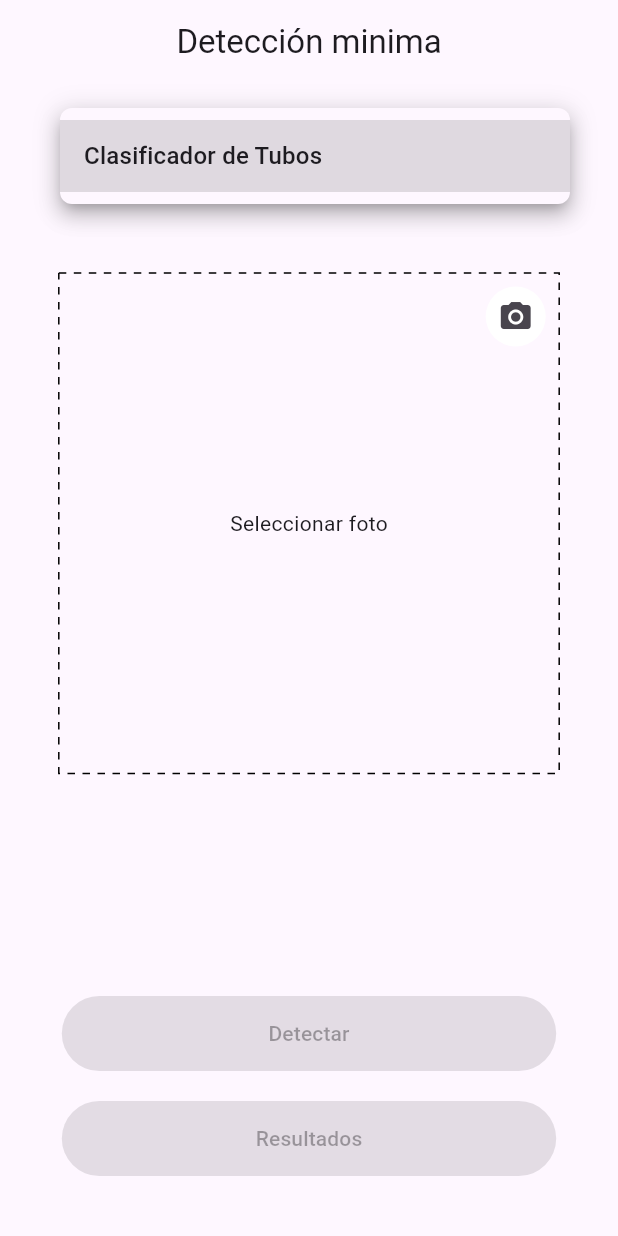
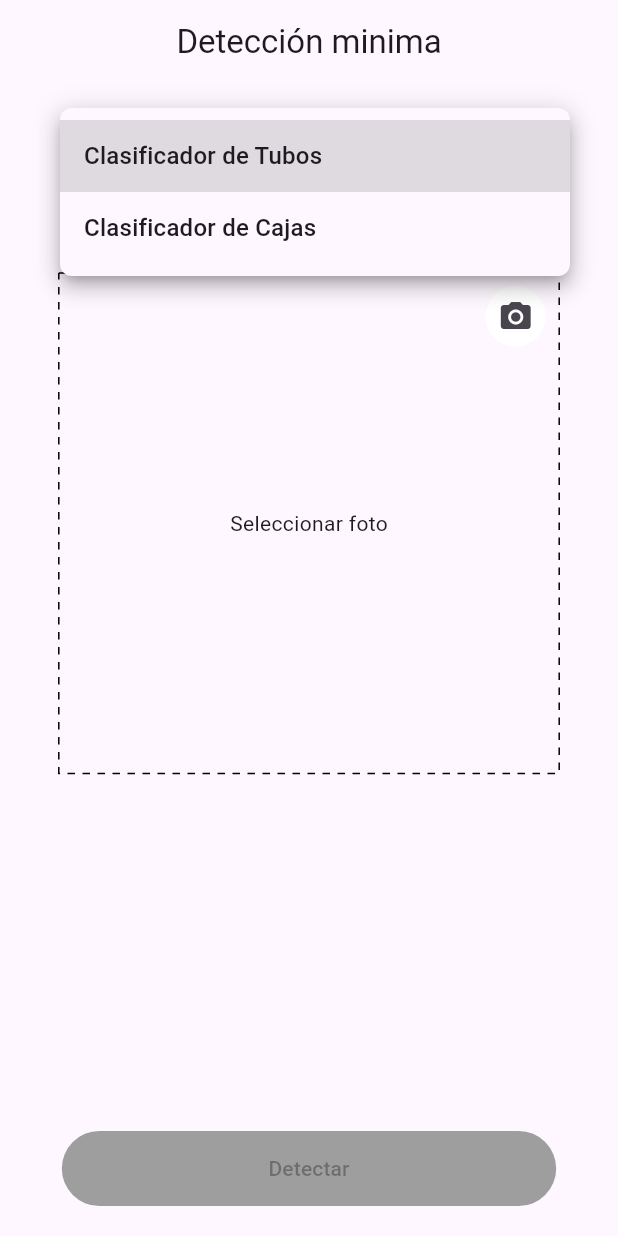
Before and after one commit to IsselCode/domina_yolo_en_flutter, a Flutter app: the screen it shows after launch, after a tap on "Selecciona un modelo", on a phone screen of 412 x 824 dp. Run offline on Flutter 3.47's test engine with Material 3 defaults, Android fonts, the phone set to English and light mode, and no system bars; drawn by our look-alikes of dotted_border; our stand-ins replace firebase_core, image_picker; missing offline and left inert: ultralytics_yolo; accounts and stored records are empty; generated files the repository leaves out were written again.

Commit message:
Cambiar de módelo dinamicamente

```diff
--- a/lib/core/app/consts.dart
+++ b/lib/core/app/consts.dart
@@ -2,6 +2,10 @@ enum TensorflowModel {
   pipes(
     nombre: "Clasificador de Tubos",
     asset: "tubos_float16",
+  ),
+  boxes(
+  nombre: "Clasificador de Cajas",
+  asset: "cajas_float16",
   );
 
   final String nombre;
--- a/lib/src/views/detection_minimums_view.dart
+++ b/lib/src/views/detection_minimums_view.dart
@@ -6,6 +6,7 @@ import 'package:domina_yolo_en_flutter/src/views/results_view.dart';
 import 'package:domina_yolo_en_flutter/src/widgets/drop_down_widget.dart';
 import 'package:dotted_border/dotted_border.dart';
 import 'package:flutter/material.dart';
+import 'package:flutter/services.dart';
 import 'package:image_picker/image_picker.dart';
 import 'package:ultralytics_yolo/ultralytics_yolo.dart';
 
@@ -18,16 +19,10 @@ class DetectionMinimumsView extends StatefulWidget {
 
 class _DetectionMinimumsViewState extends State<DetectionMinimumsView> {
 
-  late YOLO yolo;
+  YOLO? yolo;
   Uint8List? selectedImage;
   bool isLoading = false;
   Map<String, dynamic>? results;
-
-  @override
-  void initState() {
-    super.initState();
-    loadModel();
-  }
 
   @override
   Widget build(BuildContext context) {
@@ -49,9 +44,7 @@ class _DetectionMinimumsViewState extends State<DetectionMinimumsView> {
                 width: 300,
                 child: DropDownWidget(
                   selected: null,
-                  onChanged: (value) {
-                    print(value);
-                  },
+                  onChanged: (value) => loadModel(value!),
                 ),
               ),
 
@@ -78,7 +71,7 @@ class _DetectionMinimumsViewState extends State<DetectionMinimumsView> {
                     right: selectedImage == null ? 5 : 53,
                     child: IconButton(
                       style: IconButton.styleFrom(backgroundColor: Colors.white),
-                      onPressed: () => pickImage(ImageSource.camera),
+                      onPressed: () async => await pickImage(ImageSource.camera),
                       icon: Icon(Icons.camera_alt)
                     ),
                   ),
@@ -102,19 +95,11 @@ class _DetectionMinimumsViewState extends State<DetectionMinimumsView> {
               FilledButton(
                 onPressed: selectedImage != null && !isLoading ? detect : null,
                 style: FilledButton.styleFrom(
-                  fixedSize: Size(width * 0.8, 50)
+                  fixedSize: Size(width * 0.8, 50),
+                  disabledBackgroundColor: Colors.grey
                 ),
                 child: Text("Detectar")
               ),
-              const SizedBox(height: 20,),
-              FilledButton(
-                onPressed: results != null ? () => viewResults(context) : null,
-                style: FilledButton.styleFrom(
-                  fixedSize: Size(width * 0.8, 50)
-                ),
-                child: Text("Resultados")
-              ),
-              const SizedBox(height: 20,)
             ],
           ),
         ),
@@ -122,14 +107,22 @@ class _DetectionMinimumsViewState extends State<DetectionMinimumsView> {
     );
   }
 
-  Future<void> loadModel() async {
+  Future<void> loadModel(TensorflowModel model) async {
 
     isLoading = true;
     setState(() {});
 
-    yolo = YOLO(modelPath: "tubos_float16", task: YOLOTask.detect);
-    await yolo.loadModel();
+    // Liberar instancia previa (si existe)
+    if (yolo != null) {
+      await yolo!.dispose(); // importante para limpiar la instancia nativa
+      yolo = null;
+    }
 
+    // Crear nueva instancia con el modelo seleccionado
+    yolo = YOLO(modelPath: model.asset, task: YOLOTask.detect);
+    await yolo!.loadModel();
+
+    // Finalizar para habilitar el botón nuevamente
     isLoading = false;
     setState(() {});
   }
@@ -157,13 +150,27 @@ class _DetectionMinimumsViewState extends State<DetectionMinimumsView> {
   }
 
   Future<void> detect() async {
-    setState(() {isLoading = true;});
-    results = await yolo.predict(selectedImage!, confidenceThreshold: 0.5);
-    setState(() {isLoading = false;});
-  }
 
-  void viewResults(BuildContext context) {
-    Navigator.push(context, MaterialPageRoute(builder: (context) => ResultsView(results: results!,),));
+    if (yolo == null) {
+      ScaffoldMessenger.of(context).removeCurrentSnackBar();
+      ScaffoldMessenger.of(context).showSnackBar(SnackBar(
+        content: Text("Necesitar seleccionar un modelo")
+      ));
+      return;
+    }
+
+    try {
+      setState(() {isLoading = true;});
+      results = await yolo!.predict(selectedImage!, confidenceThreshold: 0.5);
+      Navigator.push(context, MaterialPageRoute(builder: (context) => ResultsView(results: results!,),));
+    } catch (e) {
+      ScaffoldMessenger.of(context).removeCurrentSnackBar();
+      ScaffoldMessenger.of(context).showSnackBar(SnackBar(
+        content: Text("Error al realizar la detección")
+      ));
+    } finally {
+      setState(() {isLoading = false;});
+    }
   }
 
 }
```
